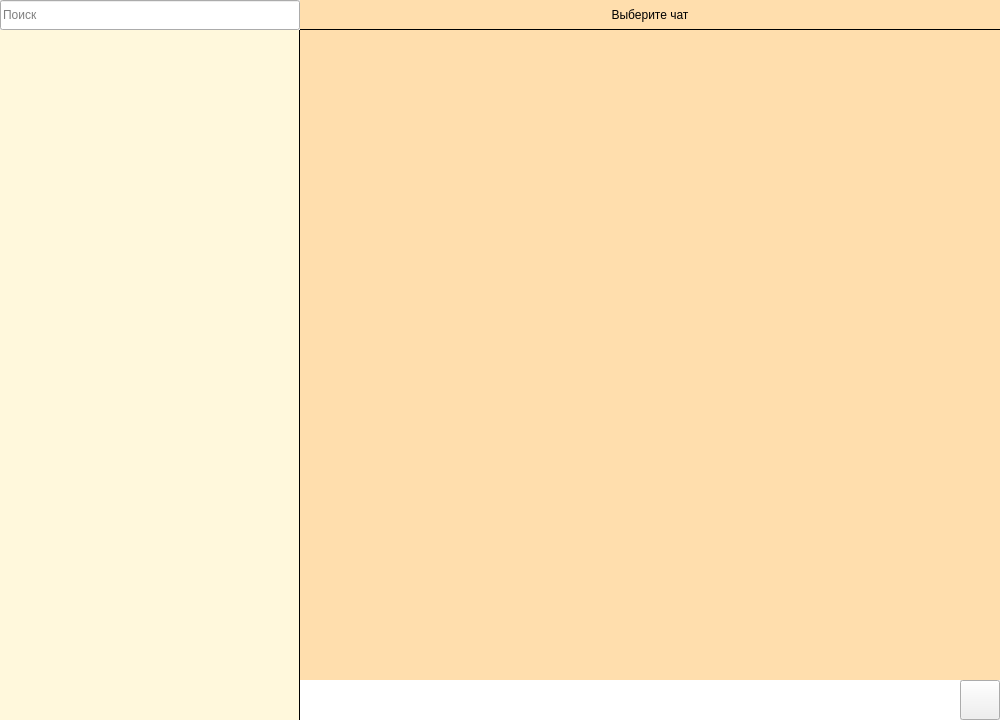
Above: mainwindow.ui from focy322/simple_perepiska_desk before the change. Below: the same form after it.
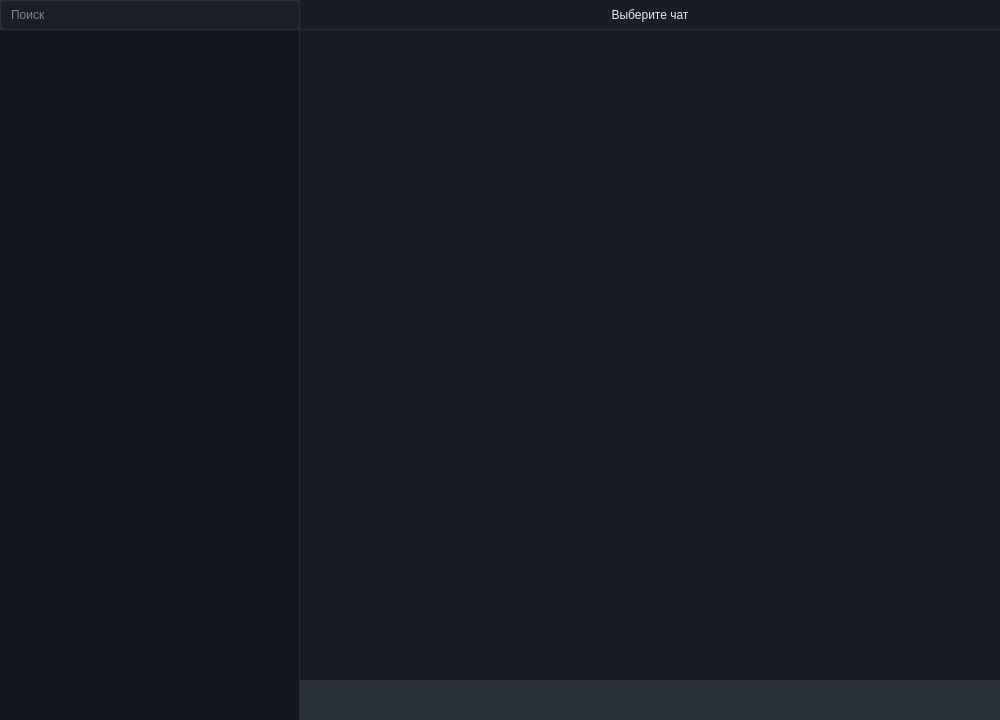
That is the form after the change. The open tabs and pages were chosen to show the change. Icons and pictures are not drawn.

Commit message: Стилево все

```diff
--- a/mainwindow.ui
+++ b/mainwindow.ui
@@ -20,7 +20,29 @@
    <string>MainWindow</string>
   </property>
   <property name="styleSheet">
-   <string notr="true"/>
+   <string notr="true">QMainWindow, QWidget { background-color: #272f39; color: #E6E8EB; font-family: &quot;Segoe UI&quot;; }
+QLabel { color: #E6E8EB; }
+QLineEdit { background-color: #1B1F24; color: #E6E8EB; border: 1px solid #2A3037; border-radius: 6px; padding: 6px 8px; selection-background-color: #2F6BFF; }
+QLineEdit:focus { border: 1px solid #3E7BFF; }
+QTextEdit { background-color: #272f39; color: #E6E8EB; border: none; padding: 6px 8px; selection-background-color: #2F6BFF; }
+QTextEdit:focus { border: none; }
+QPushButton { background-color: #242A31; color: #E6E8EB; border: 1px solid #2F3740; border-radius: 6px; padding: 6px 10px; }
+QPushButton:hover { background-color: #3a4551; }
+QPushButton#sendMessageBtn 
+{
+    background-color: #272f39;
+    border:none;
+    border-radius:none;
+}
+QPushButton#sendMessageBtn:hover { background-color: #3a4551; }
+QPushButton:pressed { background-color: #1F252B; }
+QListView { background-color: #14181C; border: none; }
+QScrollBar:vertical { background: #111418; width: 10px; margin: 2px; }
+QScrollBar::handle:vertical { background: #2B323A; border-radius: 5px; min-height: 20px; }
+QScrollBar::add-line:vertical, QScrollBar::sub-line:vertical { height: 0px; }
+QScrollBar:horizontal { background: #111418; height: 10px; margin: 2px; }
+QScrollBar::handle:horizontal { background: #2B323A; border-radius: 5px; min-width: 20px; }
+QScrollBar::add-line:horizontal, QScrollBar::sub-line:horizontal { width: 0px; }</string>
   </property>
   <widget class="QWidget" name="centralwidget">
    <layout class="QVBoxLayout" name="verticalLayout_10">
@@ -640,7 +662,7 @@
                  </sizepolicy>
                 </property>
                 <property name="styleSheet">
-                 <string notr="true">background-color:#FFF8DC;</string>
+                 <string notr="true">background-color: #14181C;</string>
                 </property>
                 <property name="currentIndex">
                  <number>0</number>
@@ -671,9 +693,9 @@
                   <item>
                    <widget class="QListView" name="chatsView">
                     <property name="styleSheet">
-                     <string notr="true">background-color:#FFF8DC;
+                     <string notr="true">background-color: #14181C;
 border: none;
-border-right: 1px solid black;
+border-right: 1px solid #2A3037;
 </string>
                     </property>
                     <property name="editTriggers">
@@ -739,9 +761,9 @@
                  </size>
                 </property>
                 <property name="styleSheet">
-                 <string notr="true">background-color:#FFDEAD;
-color: black;
-border-bottom: 1px solid black;</string>
+                 <string notr="true">background-color: #191E23;
+color: #E6E8EB;
+border-bottom: 1px solid #2A3037;</string>
                 </property>
                 <property name="text">
                  <string>Выберите чат</string>
@@ -754,8 +776,8 @@
               <item>
                <widget class="QListView" name="messagesView">
                 <property name="styleSheet">
-                 <string notr="true">background-color:#FFDEAD;
-border: none;</string>
+                 <string notr="true">background-color: #191E23;
+</string>
                 </property>
                 <property name="editTriggers">
                  <set>QAbstractItemView::EditTrigger::NoEditTriggers</set>
@@ -798,7 +820,8 @@
                   </property>
                   <property name="font">
                    <font>
-                    <pointsize>14</pointsize>
+                    <family>Segoe UI</family>
+                    <pointsize>10</pointsize>
                    </font>
                   </property>
                   <property name="frameShape">
```
Left out of the diff: 4 changed lines with no effect on the pictures. The commit also changes 2 other files.
